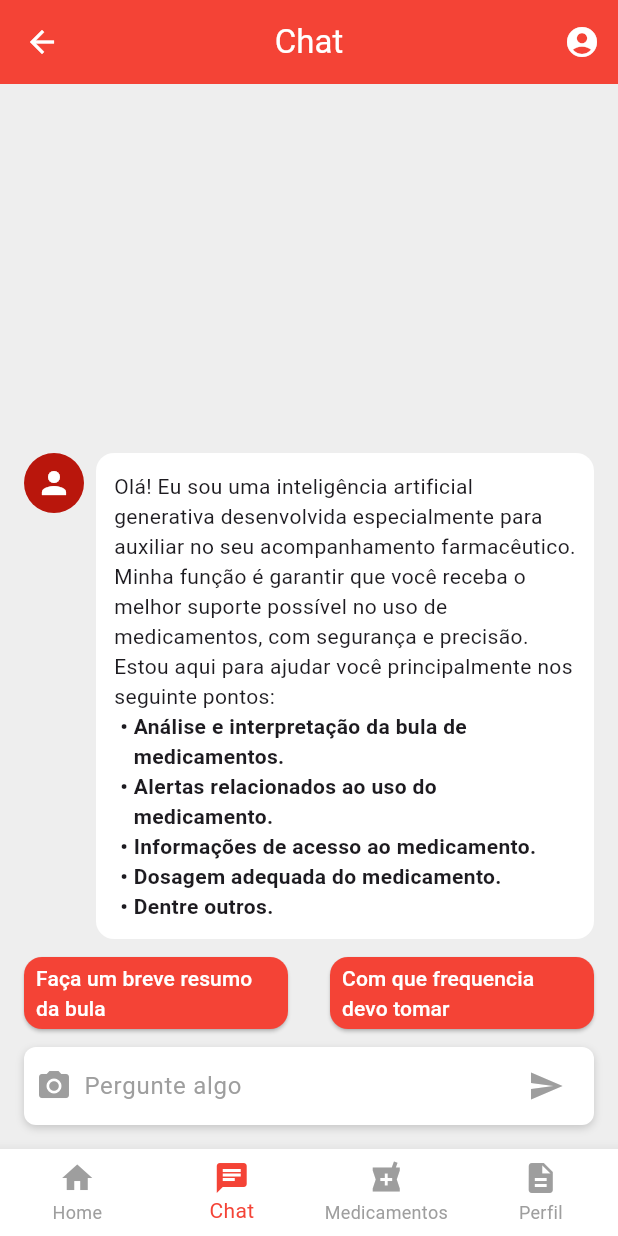
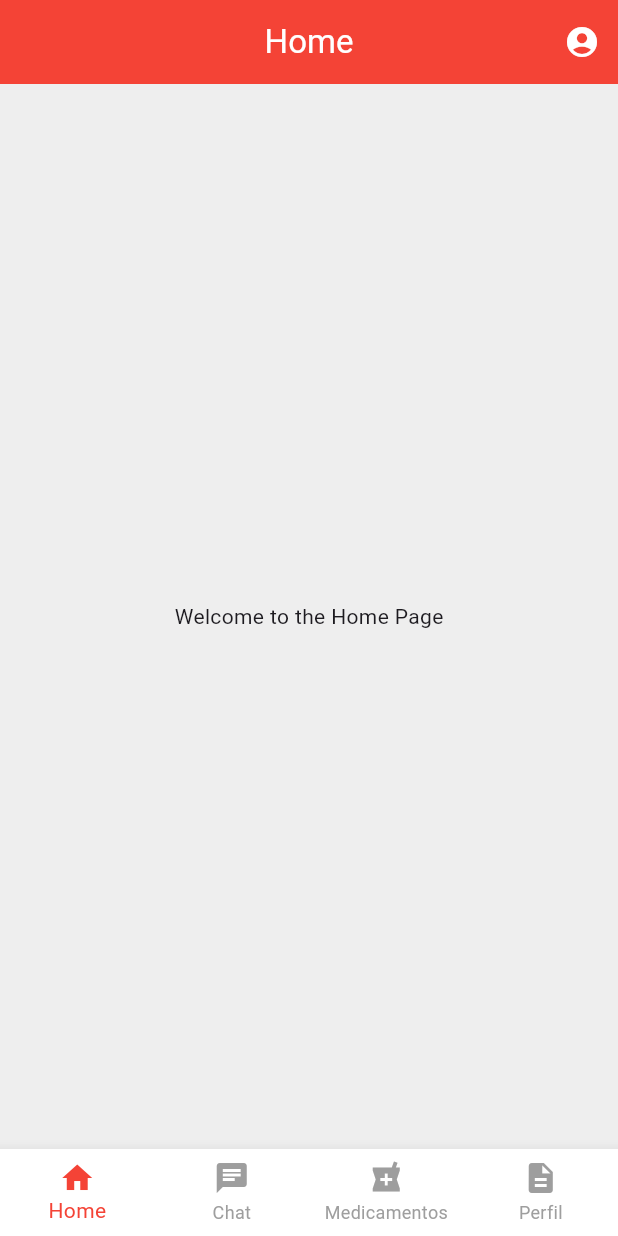
Before and after one commit to GESyCA/FarmacIA, a Flutter app: the screen it shows after launch, after a tap on "Entrar", on a phone screen of 412 x 824 dp. Run offline on Flutter 3.47's test engine with Material 3 defaults, Android fonts, the phone set to English and light mode, and no system bars; network calls fail.

Commit message:
feat: navigation menu

```diff
--- /dev/null
+++ b/Paciente/farmacia/lib/app/ui/navigation_menu.dart
@@ -0,0 +1,61 @@
+import 'package:farmacia/app/ui/pages/chat_page.dart';
+import 'package:farmacia/app/ui/pages/home_page.dart';
+import 'package:farmacia/app/ui/pages/medicines_page.dart';
+import 'package:farmacia/app/ui/pages/profile_page.dart';
+import 'package:flutter/material.dart';
+
+class NavigationMenu extends StatefulWidget {
+  const NavigationMenu({super.key});
+
+  @override
+  State<NavigationMenu> createState() => _NavigationMenuState();
+}
+
+class _NavigationMenuState extends State<NavigationMenu> {
+  int myIndex = 0;
+  List<Widget> pages = <Widget>[
+    const HomePage(),
+    const ChatPage(),
+    const MedicinesPage(),
+    const ProfilePage()
+  ];
+  @override
+  Widget build(BuildContext context) {
+    return Scaffold(
+      body: IndexedStack(
+        index: myIndex,
+        children: pages,
+      ),
+      bottomNavigationBar: BottomNavigationBar(
+        currentIndex: myIndex,
+        onTap: (index) {
+          setState(() {
+            myIndex = index;
+          });
+        },
+        items: const <BottomNavigationBarItem>[
+          BottomNavigationBarItem(
+            icon: Icon(Icons.home),
+            label: 'Home',
+          ),
+          BottomNavigationBarItem(
+            icon: Icon(Icons.chat),
+            label: 'Chat',
+          ),
+          BottomNavigationBarItem(
+            icon: Icon(Icons.local_pharmacy),
+            label: 'Medicamentos',
+          ),
+          BottomNavigationBarItem(
+            icon: Icon(Icons.description),
+            label: 'Perfil',
+          )
+        ],
+        selectedItemColor: Colors.red,
+        unselectedItemColor: Colors.grey,
+        backgroundColor: Colors.white,
+        type: BottomNavigationBarType.fixed,
+      )
+    );
+  }
+}
--- a/Paciente/farmacia/lib/app/ui/pages/chat_page.dart
+++ b/Paciente/farmacia/lib/app/ui/pages/chat_page.dart
@@ -14,19 +14,12 @@ class _ChatPageState extends State<ChatPage> {
   final TextEditingController _textController = TextEditingController();
   final ValueNotifier<List<Widget>> _messagesNotifier = ValueNotifier([]);
   bool _showPrompts = true;
-  int _selectedIndex = 1;
 
   final ChatRepository _chatRepository = ChatRepository(
     httpClient: HttpClient(
       baseUrl: "http://172.18.208.1:5000",
     ),
   );
-
-  void _onItemTapped(int index) {
-    setState(() {
-      _selectedIndex = index;
-    });
-  }
 
   @override
   Widget build(BuildContext context) {
@@ -45,7 +38,8 @@ class _ChatPageState extends State<ChatPage> {
           ),
         ],
       ),
-      body: LayoutBuilder(builder: (context, constraints) {
+      body: LayoutBuilder(
+        builder: (context, constraints) {
           return Container(
             width: constraints.maxWidth,
             height: constraints.maxHeight,
@@ -81,32 +75,7 @@ class _ChatPageState extends State<ChatPage> {
               ],
             ),
           );
-      }),
-      bottomNavigationBar: BottomNavigationBar(
-        type: BottomNavigationBarType.fixed,
-        backgroundColor: Colors.white,
-        selectedItemColor: Colors.red,
-        unselectedItemColor: Colors.grey,
-        currentIndex: _selectedIndex,
-        onTap: _onItemTapped,
-        items: [
-          BottomNavigationBarItem(
-            icon: Icon(Icons.home),
-            label: 'Home',
-          ),
-          BottomNavigationBarItem(
-            icon: Icon(Icons.chat),
-            label: 'Chat',
-          ),
-          BottomNavigationBarItem(
-            icon: Icon(Icons.local_pharmacy),
-            label: 'Medicamentos',
-          ),
-          BottomNavigationBarItem(
-            icon: Icon(Icons.description),
-            label: 'Perfil',
-          ),
-        ],
+        },
       ),
     );
   }
--- /dev/null
+++ b/Paciente/farmacia/lib/app/ui/pages/home_page.dart
@@ -0,0 +1,47 @@
+import 'package:flutter/material.dart';
+
+class HomePage extends StatefulWidget {
+  const HomePage({super.key});
+
+  @override
+  State<HomePage> createState() => _HomePageState();
+}
+
+class _HomePageState extends State<HomePage> {
+  @override
+  Widget build(BuildContext context) {
+    return Scaffold(
+      appBar: AppBar(
+        backgroundColor: Colors.red,
+        foregroundColor: Colors.white,
+        centerTitle: true,
+        title: const Text("Home"),
+        actions: [
+          IconButton(
+            icon: const Icon(Icons.account_circle),
+            onPressed: () {
+              Navigator.pushNamed(context, '/login');
+            },
+          ),
+        ],
+      ),
+      body: Center(
+        child: Container(
+          width: MediaQuery.of(context).size.width,
+          height: MediaQuery.of(context).size.height,
+          decoration: BoxDecoration(
+            color: Colors.grey[200],
+          ),
+          child: Column(
+            mainAxisAlignment: MainAxisAlignment.center,
+            children: const <Widget>[
+              Text(
+                'Welcome to the Home Page',
+              ),
+            ],
+          ),
+        ),
+      ),
+    );
+  }
+}
--- a/Paciente/farmacia/lib/app/ui/pages/login_page.dart
+++ b/Paciente/farmacia/lib/app/ui/pages/login_page.dart
@@ -98,7 +98,7 @@ class _LoginPageState extends State<LoginPage> {
                       children: [
                         ElevatedButton(
                           onPressed: () {
-                            Navigator.pushNamed(context, "/chat");
+                            Navigator.pushReplacementNamed(context, "/navigation");
                           },
                           style: ElevatedButton.styleFrom(
                             backgroundColor: Color(0xFF2656E6),
--- /dev/null
+++ b/Paciente/farmacia/lib/app/ui/pages/medicines_page.dart
@@ -0,0 +1,47 @@
+import 'package:flutter/material.dart';
+
+class MedicinesPage extends StatefulWidget {
+  const MedicinesPage({super.key});
+
+  @override
+  State<MedicinesPage> createState() => _MedicinesPageState();
+}
+
+class _MedicinesPageState extends State<MedicinesPage> {
+  @override
+  Widget build(BuildContext context) {
+    return Scaffold(
+      appBar: AppBar(
+        backgroundColor: Colors.red,
+        foregroundColor: Colors.white,
+        centerTitle: true,
+        title: const Text("Medicamentos"),
+        actions: [
+          IconButton(
+            icon: const Icon(Icons.account_circle),
+            onPressed: () {
+              Navigator.pushNamed(context, '/login');
+            },
+          ),
+        ],
+      ),
+      body: Center(
+        child: Container(
+          width: MediaQuery.of(context).size.width,
+          height: MediaQuery.of(context).size.height,
+          decoration: BoxDecoration(
+            color: Colors.grey[200],
+          ),
+          child: Column(
+            mainAxisAlignment: MainAxisAlignment.center,
+            children: const <Widget>[
+              Text(
+                'Welcome to the Medicines Page',
+              ),
+            ],
+          ),
+        ),
+      ),
+    );
+  }
+}
--- /dev/null
+++ b/Paciente/farmacia/lib/app/ui/pages/profile_page.dart
@@ -0,0 +1,47 @@
+import 'package:flutter/material.dart';
+
+class ProfilePage extends StatefulWidget {
+  const ProfilePage({super.key});
+
+  @override
+  State<ProfilePage> createState() => _ProfilePageState();
+}
+
+class _ProfilePageState extends State<ProfilePage> {
+  @override
+  Widget build(BuildContext context) {
+    return Scaffold(
+      appBar: AppBar(
+        backgroundColor: Colors.red,
+        foregroundColor: Colors.white,
+        centerTitle: true,
+        title: const Text("Perfil"),
+        actions: [
+          IconButton(
+            icon: const Icon(Icons.account_circle),
+            onPressed: () {
+              Navigator.pushNamed(context, '/login');
+            },
+          ),
+        ],
+      ),
+      body: Center(
+        child: Container(
+          width: MediaQuery.of(context).size.width,
+          height: MediaQuery.of(context).size.height,
+          decoration: BoxDecoration(
+            color: Colors.grey[200],
+          ),
+          child: Column(
+            mainAxisAlignment: MainAxisAlignment.center,
+            children: const <Widget>[
+              Text(
+                'Welcome to the Profile Page',
+              ),
+            ],
+          ),
+        ),
+      ),
+    );
+  }
+}
--- a/Paciente/farmacia/lib/main.dart
+++ b/Paciente/farmacia/lib/main.dart
@@ -1,3 +1,5 @@
+import 'package:farmacia/app/ui/navigation_menu.dart';
+import 'package:farmacia/app/ui/pages/home_page.dart';
 import 'package:flutter/material.dart';
 import 'app/ui/pages/login_page.dart';
 import 'app/ui/pages/register_page.dart';
@@ -24,6 +26,8 @@ class MyApp extends StatelessWidget {
         '/register': (BuildContext context) => RegisterPage(),
         '/login': (BuildContext context) => LoginPage(),
         '/chat': (BuildContext context) => ChatPage(),
+        '/home': (BuildContext context) => HomePage(),
+        '/navigation': (BuildContext context) => NavigationMenu(),
       },
     );
   }
```
Lines whose indentation alone changed are shown as unchanged.
